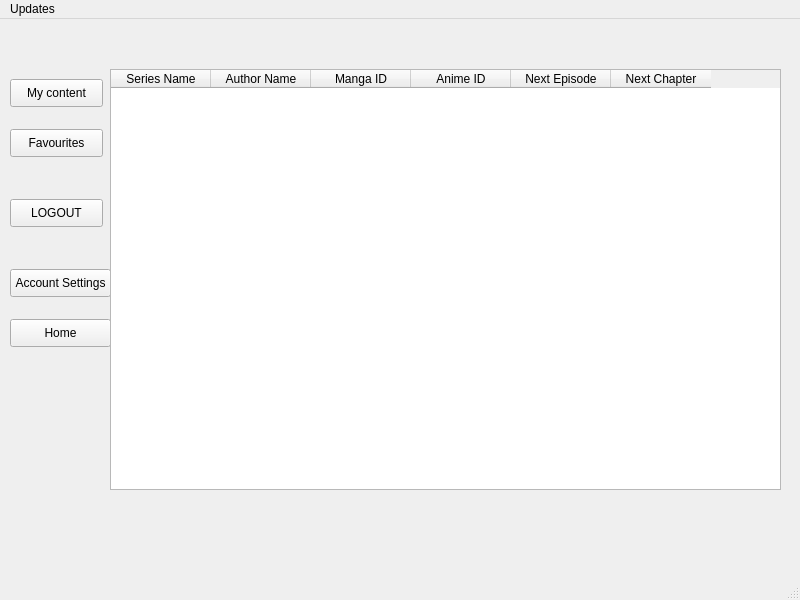
Before: the Qt Designer form Updates.ui in Ghulam-Mustafa08291/DB-project, drawn with Qt 5.
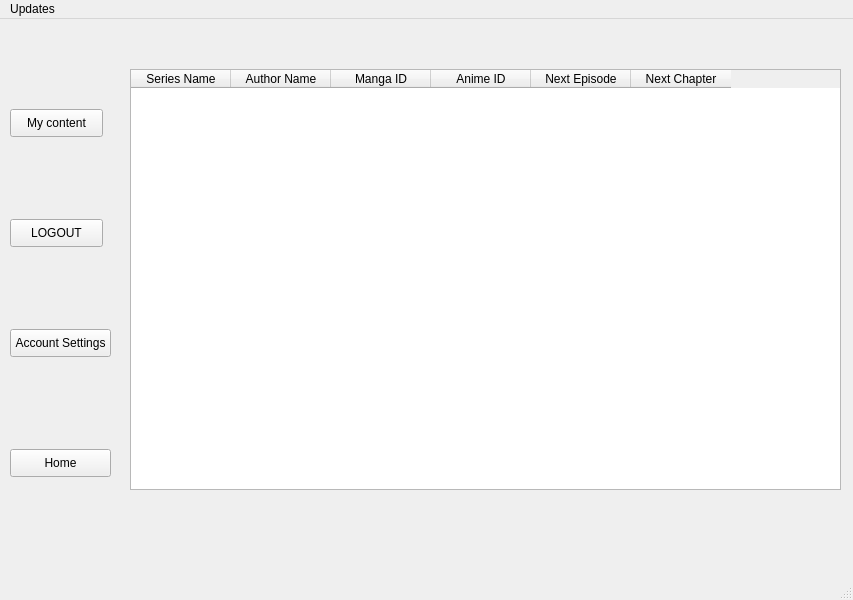
After: the same form once the commit is applied.

Commit message: made more screens and  connected them

What changed in the file:
```diff
--- a/Updates.ui
+++ b/Updates.ui
@@ -6,7 +6,7 @@
    <rect>
     <x>0</x>
     <y>0</y>
-    <width>800</width>
+    <width>853</width>
     <height>600</height>
    </rect>
   </property>
@@ -18,7 +18,7 @@
     <property name="geometry">
      <rect>
       <x>10</x>
-      <y>180</y>
+      <y>200</y>
       <width>93</width>
       <height>28</height>
      </rect>
@@ -31,7 +31,7 @@
     <property name="geometry">
      <rect>
       <x>10</x>
-      <y>60</y>
+      <y>90</y>
       <width>93</width>
       <height>28</height>
      </rect>
@@ -40,24 +40,11 @@
      <string>My content</string>
     </property>
    </widget>
-   <widget class="QPushButton" name="pushButton_4">
-    <property name="geometry">
-     <rect>
-      <x>10</x>
-      <y>110</y>
-      <width>93</width>
-      <height>28</height>
-     </rect>
-    </property>
-    <property name="text">
-     <string>Favourites</string>
-    </property>
-   </widget>
    <widget class="QPushButton" name="pushButton_7">
     <property name="geometry">
      <rect>
       <x>10</x>
-      <y>250</y>
+      <y>310</y>
       <width>101</width>
       <height>28</height>
      </rect>
@@ -70,7 +57,7 @@
     <property name="geometry">
      <rect>
       <x>10</x>
-      <y>300</y>
+      <y>430</y>
       <width>101</width>
       <height>28</height>
      </rect>
@@ -82,9 +69,9 @@
    <widget class="QTableWidget" name="tableWidget">
     <property name="geometry">
      <rect>
-      <x>110</x>
+      <x>130</x>
       <y>50</y>
-      <width>671</width>
+      <width>711</width>
       <height>421</height>
      </rect>
     </property>
@@ -125,7 +112,7 @@
     <rect>
      <x>0</x>
      <y>0</y>
-     <width>800</width>
+     <width>853</width>
      <height>29</height>
     </rect>
    </property>
```
The commit also changes 5 other files.
